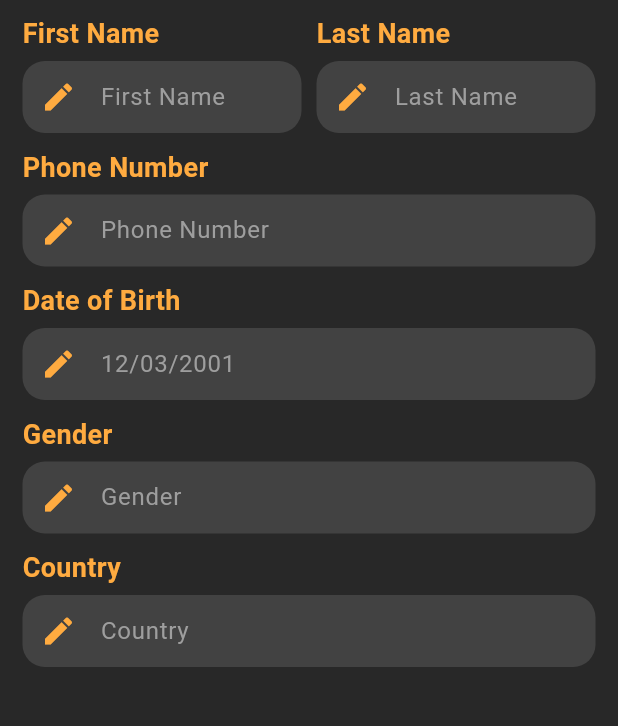
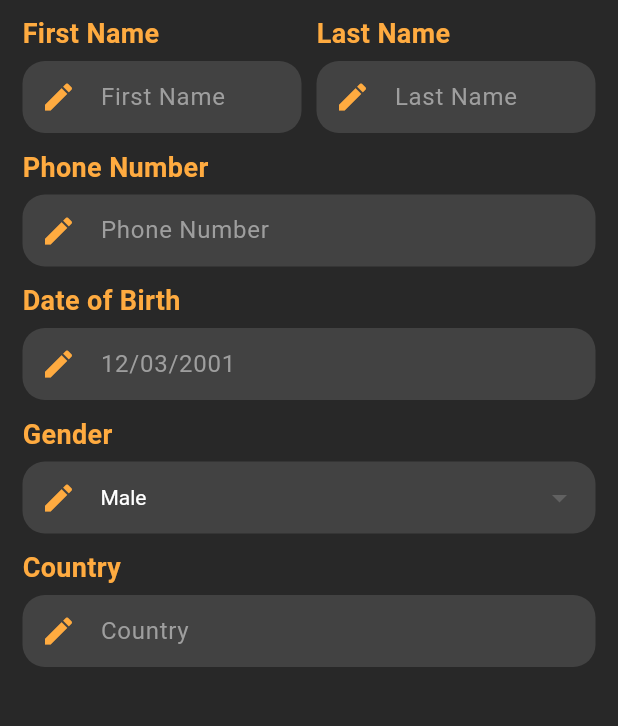
Before and after one commit to Mohamed-Soliman943/Rahhal_Project_beta_version, a Flutter app: the ProfileScreen screen opened by its route, on a phone screen of 412 x 824 dp, the part 443-1169 px from its top. Run offline on Flutter 3.47's test engine with Material 3 defaults, Android fonts, the phone set to English and light mode, and no system bars; our stand-ins replace camera, chewie, cloud_firestore, firebase_auth, firebase_core, firebase_storage and 11 more; missing offline and left inert: email_auth, mobile_scanner, qr_scanner_overlay, tflite_v2; accounts and stored records are empty; network calls fail.

Commit message:
Almost done

```diff
--- a/lib/screens/profile_screen.dart
+++ b/lib/screens/profile_screen.dart
@@ -27,7 +27,7 @@ class _ProfileScreenState extends State<ProfileScreen> {
   final phoneNumberController = TextEditingController();
   final dateOfBirthController = TextEditingController();
   final countryController = TextEditingController();
-  final genderController = TextEditingController();
+  String selectedGender = 'Male';
 
   @override
   void initState() {
@@ -47,7 +47,7 @@ class _ProfileScreenState extends State<ProfileScreen> {
           phoneNumberController.text = userDoc['phoneNumber'] ?? '';
           dateOfBirthController.text = userDoc['dateOfBirth'] ?? '';
           countryController.text = userDoc['country'] ?? '';
-          genderController.text = userDoc['gender'] ?? '';
+          selectedGender = userDoc['gender'] ?? 'Male';
           _photoUrl = userDoc['photoUrl'] ?? defaultImageUrl;
         });
       }
@@ -95,7 +95,7 @@ class _ProfileScreenState extends State<ProfileScreen> {
         'phoneNumber': phoneNumberController.text,
         'dateOfBirth': dateOfBirthController.text,
         'country': countryController.text,
-        'gender': genderController.text,
+        'gender': selectedGender,
         'photoUrl': _photoUrl,
       });
     }
@@ -185,7 +185,7 @@ class _ProfileScreenState extends State<ProfileScreen> {
                   _selectDate(context);
                 }),
                 const SizedBox(height: 10),
-                buildProfileField('Gender', 'Gender', genderController),
+                buildGenderField('Gender', selectedGender),
                 const SizedBox(height: 10),
                 buildProfileField('Country', 'Country', countryController),
                 const SizedBox(height: 10),
@@ -234,4 +234,50 @@ class _ProfileScreenState extends State<ProfileScreen> {
       ),
     );
   }
+
+  Widget buildGenderField(String label, String value) {
+    return Padding(
+      padding: const EdgeInsets.symmetric(horizontal: 5.0),
+      child: Column(
+        crossAxisAlignment: CrossAxisAlignment.start,
+        children: [
+          Text(
+            label,
+            style: TextStyle(
+              color: Colors.orangeAccent,
+              fontSize: 18,
+              fontWeight: FontWeight.bold,
+            ),
+          ),
+          const SizedBox(height: 5),
+          DropdownButtonFormField<String>(
+            value: value,
+            items: ['Male', 'Female'].map((String gender) {
+              return DropdownMenuItem<String>(
+                value: gender,
+                child: Text(gender),
+              );
+            }).toList(),
+            onChanged: (String? newValue) {
+              setState(() {
+                selectedGender = newValue!;
+              });
+            },
+            decoration: InputDecoration(
+              filled: true,
+              fillColor: Colors.grey[800],
+              border: OutlineInputBorder(
+                borderRadius: BorderRadius.circular(15.0),
+                borderSide: BorderSide.none,
+              ),
+              contentPadding: EdgeInsets.symmetric(vertical: 10.0, horizontal: 15.0),
+              prefixIcon: Icon(Icons.edit, color: Colors.orangeAccent),
+            ),
+            dropdownColor: Colors.grey[800],
+            style: TextStyle(color: Colors.white),
+          ),
+        ],
+      ),
+    );
+  }
 }
```
